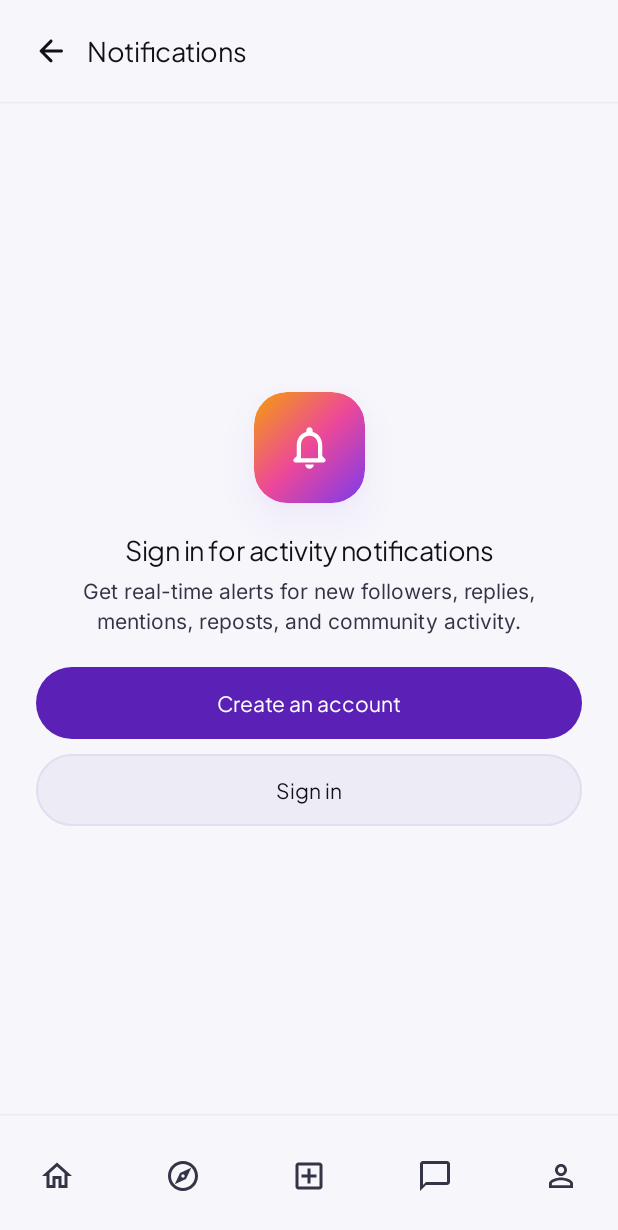
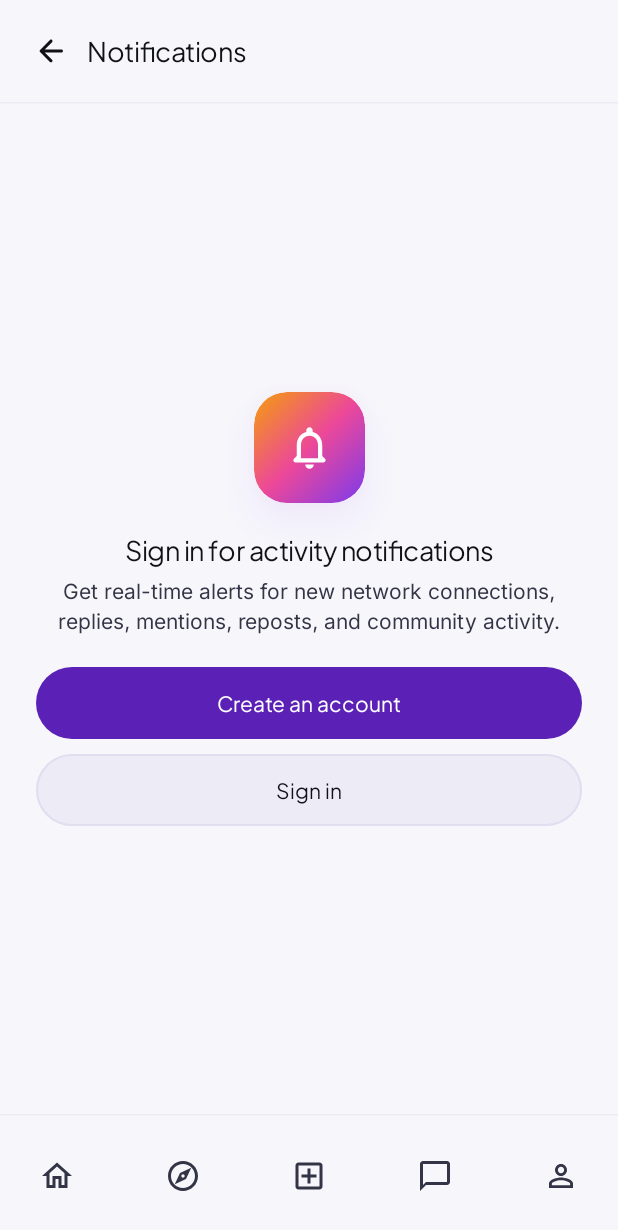
Before and after one commit to sd9282726-rgb/Skillect-socials, an Android app built with Jetpack Compose: the NotificationsScreen screen opened through its navigation route, on a phone screen of 412 x 824 dp. Shown: the top 1230 px of the screen. Run offline under Robolectric (Android 15) with nearby library versions, the phone set to English and light mode, and no system bars; pictures from the network do not load.

Commit message:
[skip ci] Rename follower copy to networks

```diff
--- a/app/src/main/java/com/example/ui/notifications/NotificationsScreen.kt
+++ b/app/src/main/java/com/example/ui/notifications/NotificationsScreen.kt
@@ -107,7 +107,7 @@ fun NotificationsScreen(
                         )
                         Spacer(modifier = Modifier.height(8.dp))
                         Text(
-                            text = "Get real-time alerts for new followers, replies, mentions, reposts, and community activity.",
+                            text = "Get real-time alerts for new network connections, replies, mentions, reposts, and community activity.",
                             style = MaterialTheme.typography.bodyMedium,
                             color = MaterialTheme.colorScheme.onSurfaceVariant,
                             textAlign = TextAlign.Center,
@@ -163,7 +163,7 @@ fun NotificationsScreen(
                         EmptyStateCard(
                             icon = Icons.Rounded.NotificationsNone,
                             title = "In-App & Push Alert Centre",
-                            subtitle = "Follows, likes, comments, mentions, reposts, messages, community activity, and project interactions appear here in real time via Supabase + FCM.",
+                            subtitle = "Networks, likes, comments, mentions, reposts, messages, community activity, and project interactions appear here in real time via Supabase + FCM.",
                         )
                     }
                 } else {
@@ -195,13 +195,15 @@ fun NotificationsScreen(
                                 )
                                 Spacer(modifier = Modifier.width(12.dp))
                                 Column(modifier = Modifier.weight(1f)) {
+                                    val isNetworkNotification = notif.type.equals("follow", ignoreCase = true)
                                     Text(
-                                        text = notif.title.ifBlank { notif.type.replaceFirstChar { it.uppercase() } },
+                                        text = if (isNetworkNotification) "New network connection" else notif.title.ifBlank { notif.type.replaceFirstChar { it.uppercase() } },
                                         style = MaterialTheme.typography.titleSmall,
                                     )
-                                    if (notif.body.isNotBlank()) {
+                                    val visibleBody = if (isNetworkNotification) "Connected with your Skillect profile." else notif.body
+                                    if (visibleBody.isNotBlank()) {
                                         Text(
-                                            text = notif.body,
+                                            text = visibleBody,
                                             style = MaterialTheme.typography.bodySmall,
                                             color = MaterialTheme.colorScheme.onSurfaceVariant,
                                         )
```
